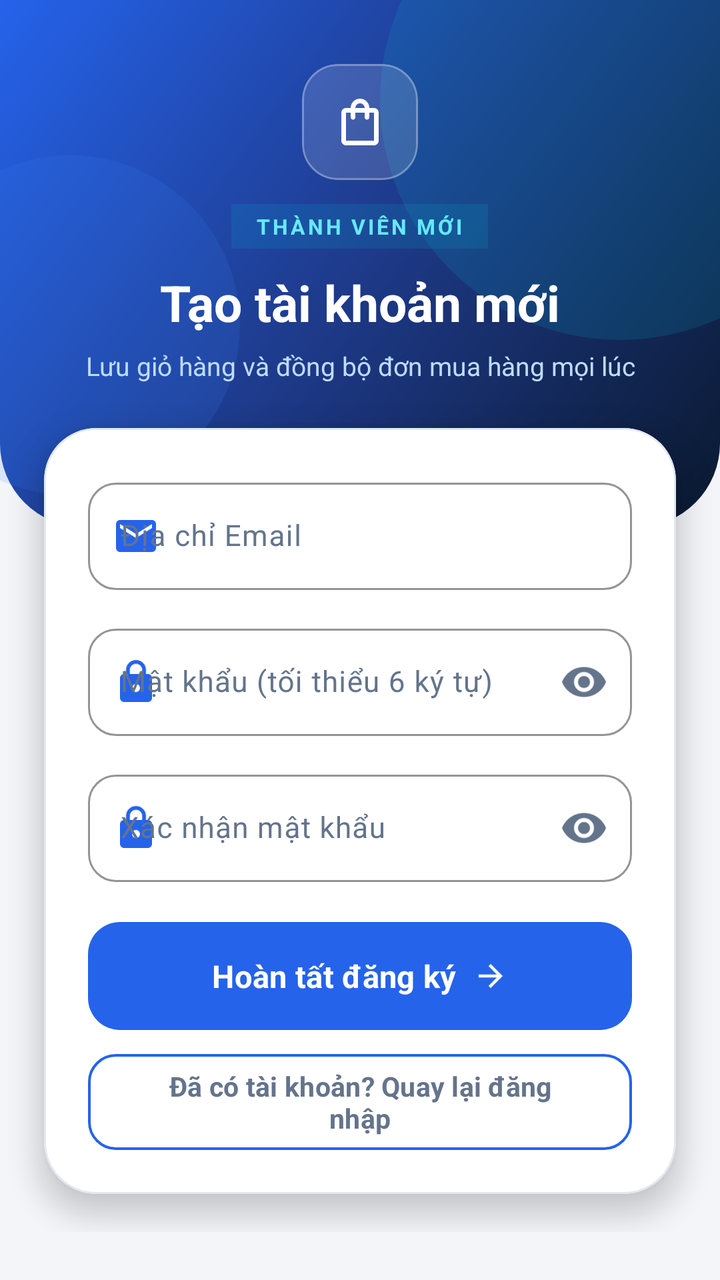
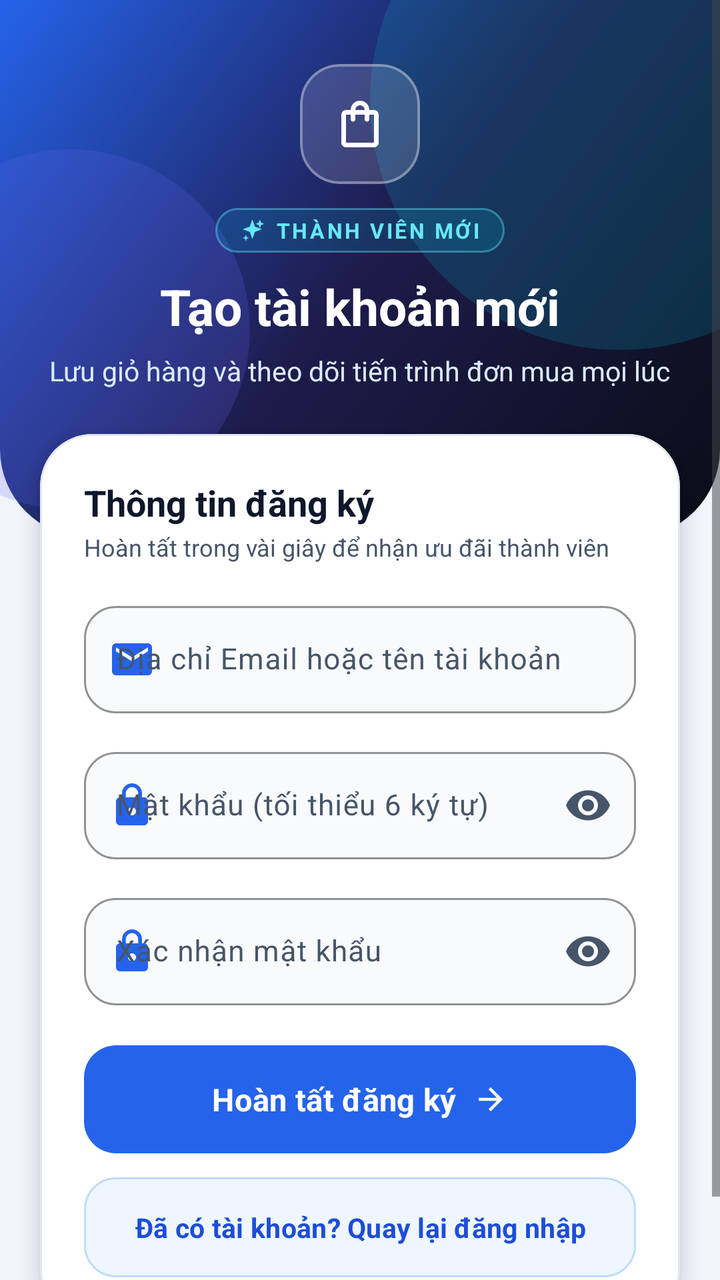

Before-and-after screenshots of an Android layout around one commit, followed by the original layout XML and the change that was made.
<!-- AndroidManifest.xml: application theme Theme.MyApplication -->
<!-- res/layout/activity_register.xml -->
<?xml version="1.0" encoding="utf-8"?>
<ScrollView xmlns:android="http://schemas.android.com/apk/res/android"
    xmlns:app="http://schemas.android.com/apk/res-auto"
    xmlns:tools="http://schemas.android.com/tools"
    android:id="@+id/rootRegister"
    android:layout_width="match_parent"
    android:layout_height="match_parent"
    android:background="@color/screen_background"
    android:fillViewport="true"
    android:overScrollMode="never"
    tools:ignore="HardcodedText,TextContrastCheck">

    <LinearLayout
        android:layout_width="match_parent"
        android:layout_height="wrap_content"
        android:orientation="vertical"
        android:paddingBottom="24dp">

        
        <LinearLayout
            android:id="@+id/authHeader"
            android:layout_width="match_parent"
            android:layout_height="wrap_content"
            android:background="@drawable/bg_auth_top_header"
            android:gravity="center_horizontal"
            android:orientation="vertical"
            android:paddingStart="24dp"
            android:paddingTop="32dp"
            android:paddingEnd="24dp"
            android:paddingBottom="72dp">

            <com.google.android.material.card.MaterialCardView
                android:layout_width="58dp"
                android:layout_height="58dp"
                app:cardBackgroundColor="#24FFFFFF"
                app:cardCornerRadius="18dp"
                app:cardElevation="0dp"
                app:strokeColor="#4DFFFFFF"
                app:strokeWidth="1dp">

                <ImageView
                    android:layout_width="28dp"
                    android:layout_height="28dp"
                    android:layout_gravity="center"
                    android:contentDescription="Logo cửa hàng"
                    android:src="@drawable/ic_store_24" />
            </com.google.android.material.card.MaterialCardView>

            <TextView
                android:layout_width="wrap_content"
                android:layout_height="wrap_content"
                android:layout_marginTop="12dp"
                android:background="#2606B6D4"
                android:letterSpacing="0.12"
                android:paddingStart="12dp"
                android:paddingTop="4dp"
                android:paddingEnd="12dp"
                android:paddingBottom="4dp"
                android:text="THÀNH VIÊN MỚI"
                android:textColor="#67E8F9"
                android:textSize="10.5sp"
                android:textStyle="bold" />

            <TextView
                android:layout_width="wrap_content"
                android:layout_height="wrap_content"
                android:layout_marginTop="10dp"
                android:text="Tạo tài khoản mới"
                android:textColor="@color/white"
                android:textSize="25sp"
                android:textStyle="bold" />

            <TextView
                android:layout_width="wrap_content"
                android:layout_height="wrap_content"
                android:layout_marginTop="6dp"
                android:gravity="center"
                android:text="Lưu giỏ hàng và đồng bộ đơn mua hàng mọi lúc"
                android:textColor="#BFDBFE"
                android:textSize="13sp" />
        </LinearLayout>

        <com.google.android.material.card.MaterialCardView
            android:layout_width="match_parent"
            android:layout_height="wrap_content"
            android:layout_marginStart="22dp"
            android:layout_marginTop="-50dp"
            android:layout_marginEnd="22dp"
            app:cardBackgroundColor="@color/surface"
            app:cardCornerRadius="26dp"
            app:cardElevation="8dp"
            app:strokeColor="@color/border"
            app:strokeWidth="1dp">

            <LinearLayout
                android:layout_width="match_parent"
                android:layout_height="wrap_content"
                android:orientation="vertical"
                android:padding="22dp">

                <com.google.android.material.textfield.TextInputLayout
                    android:id="@+id/tilRegUser"
                    style="@style/Widget.Material3.TextInputLayout.OutlinedBox"
                    android:layout_width="match_parent"
                    android:layout_height="wrap_content"
                    android:layout_marginBottom="14dp"
                    android:hint="Địa chỉ Email"
                    app:boxCornerRadiusBottomEnd="14dp"
                    app:boxCornerRadiusBottomStart="14dp"
                    app:boxCornerRadiusTopEnd="14dp"
                    app:boxCornerRadiusTopStart="14dp"
                    app:boxStrokeColor="@color/primary"
                    app:endIconMode="clear_text"
                    app:hintTextColor="@color/primary"
                    app:startIconDrawable="@drawable/ic_email_24"
                    app:startIconTint="@color/primary">

                    <com.google.android.material.textfield.TextInputEditText
                        android:id="@+id/edtRegUser"
                        android:layout_width="match_parent"
                        android:layout_height="wrap_content"
                        android:importantForAutofill="no"
                        android:inputType="textEmailAddress"
                        android:textColor="@color/ink"
                        android:textSize="14.5sp" />
                </com.google.android.material.textfield.TextInputLayout>

                <com.google.android.material.textfield.TextInputLayout
                    android:id="@+id/tilRegPass"
                    style="@style/Widget.Material3.TextInputLayout.OutlinedBox"
                    android:layout_width="match_parent"
                    android:layout_height="wrap_content"
                    android:layout_marginBottom="14dp"
                    android:hint="Mật khẩu (tối thiểu 6 ký tự)"
                    app:boxCornerRadiusBottomEnd="14dp"
                    app:boxCornerRadiusBottomStart="14dp"
                    app:boxCornerRadiusTopEnd="14dp"
                    app:boxCornerRadiusTopStart="14dp"
                    app:boxStrokeColor="@color/primary"
                    app:endIconMode="password_toggle"
                    app:endIconTint="@color/text_secondary"
                    app:errorIconDrawable="@null"
                    app:hintTextColor="@color/primary"
                    app:startIconDrawable="@drawable/ic_lock_24"
                    app:startIconTint="@color/primary">

                    <com.google.android.material.textfield.TextInputEditText
                        android:id="@+id/edtRegPass"
                        android:layout_width="match_parent"
                        android:layout_height="wrap_content"
                        android:importantForAutofill="no"
                        android:inputType="textPassword"
                        android:textColor="@color/ink"
                        android:textSize="14.5sp" />
                </com.google.android.material.textfield.TextInputLayout>

                <com.google.android.material.textfield.TextInputLayout
                    android:id="@+id/tilRegConfirmPass"
                    style="@style/Widget.Material3.TextInputLayout.OutlinedBox"
                    android:layout_width="match_parent"
                    android:layout_height="wrap_content"
                    android:layout_marginBottom="20dp"
                    android:hint="Xác nhận mật khẩu"
                    app:boxCornerRadiusBottomEnd="14dp"
                    app:boxCornerRadiusBottomStart="14dp"
                    app:boxCornerRadiusTopEnd="14dp"
                    app:boxCornerRadiusTopStart="14dp"
                    app:boxStrokeColor="@color/primary"
                    app:endIconMode="password_toggle"
                    app:endIconTint="@color/text_secondary"
                    app:errorIconDrawable="@null"
                    app:hintTextColor="@color/primary"
                    app:startIconDrawable="@drawable/ic_lock_24"
                    app:startIconTint="@color/primary">

                    <com.google.android.material.textfield.TextInputEditText
                        android:id="@+id/edtRegConfirmPass"
                        android:layout_width="match_parent"
                        android:layout_height="wrap_content"
                        android:importantForAutofill="no"
                        android:inputType="textPassword"
                        android:textColor="@color/ink"
                        android:textSize="14.5sp" />
                </com.google.android.material.textfield.TextInputLayout>

                <com.google.android.material.button.MaterialButton
                    android:id="@+id/btnRegister"
                    android:layout_width="match_parent"
                    android:layout_height="54dp"
                    android:insetTop="0dp"
                    android:insetBottom="0dp"
                    android:text="Hoàn tất đăng ký"
                    android:textAllCaps="false"
                    android:textColor="@color/white"
                    android:textSize="15.5sp"
                    android:textStyle="bold"
                    app:backgroundTint="@color/primary"
                    app:cornerRadius="16dp"
                    app:icon="@drawable/ic_arrow_right_24"
                    app:iconGravity="textEnd"
                    app:iconPadding="8dp"
                    app:iconSize="18dp"
                    app:iconTint="@color/white" />

                <com.google.android.material.button.MaterialButton
                    android:id="@+id/tvBackToLogin"
                    style="@style/Widget.Material3.Button.OutlinedButton"
                    android:layout_width="match_parent"
                    android:layout_height="48dp"
                    android:layout_marginTop="12dp"
                    android:insetTop="0dp"
                    android:insetBottom="0dp"
                    android:text="Đã có tài khoản? Quay lại đăng nhập"
                    android:textAllCaps="false"
                    android:textColor="@color/text_secondary"
                    android:textSize="13.5sp"
                    android:textStyle="bold"
                    app:cornerRadius="14dp"
                    app:strokeColor="@color/primary"
                    app:strokeWidth="1.2dp" />
            </LinearLayout>
        </com.google.android.material.card.MaterialCardView>

    </LinearLayout>
</ScrollView>
<!-- resources referenced by this layout -->
<resources>
  <color name="border">#E2E8F0</color>
  <color name="ink">#0F172A</color>
  <color name="primary">#2563EB</color>
  <color name="screen_background">#F4F5F9</color>
  <color name="surface">#FFFFFFFF</color>
  <color name="text_secondary">#64748B</color>
  <color name="white">#FFFFFFFF</color>
  <!-- drawable bg_auth_top_header (drawable) -->
  <?xml version="1.0" encoding="utf-8"?>
  <layer-list xmlns:android="http://schemas.android.com/apk/res/android">
      
      <item>
          <shape android:shape="rectangle">
              <gradient
                  android:angle="135"
                  android:centerColor="#1E3A8A"
                  android:endColor="#2563EB"
                  android:startColor="#0A192F"
                  android:type="linear" />
              <corners
                  android:bottomLeftRadius="42dp"
                  android:bottomRightRadius="42dp" />
          </shape>
      </item>
  
      
      <item
          android:width="240dp"
          android:height="240dp"
          android:gravity="top|end"
          android:right="-70dp"
          android:top="-70dp">
          <shape android:shape="oval">
              <solid android:color="#2406B6D4" />
          </shape>
      </item>
  
      
      <item
          android:width="170dp"
          android:height="170dp"
          android:gravity="bottom|start"
          android:left="-50dp"
          android:bottom="16dp">
          <shape android:shape="oval">
              <solid android:color="#263B82F6" />
          </shape>
      </item>
  </layer-list>
  <style name="Base.Theme.MyApplication" parent="Theme.Material3.Light.NoActionBar">
          <item name="colorPrimary">@color/primary</item>
          <item name="colorOnPrimary">@color/white</item>
          <item name="colorPrimaryContainer">@color/primary_soft</item>
          <item name="colorOnPrimaryContainer">@color/primary_dark</item>
          <item name="colorSecondaryContainer">@color/primary_soft</item>
          <item name="colorOnSecondaryContainer">@color/primary_dark</item>
          <item name="colorSurface">@color/surface</item>
          <item name="colorOnSurface">@color/ink</item>
          <item name="colorSurfaceVariant">@color/surface_subtle</item>
          <item name="colorOnSurfaceVariant">@color/text_secondary</item>
          <item name="colorOutline">@color/border_strong</item>
          <item name="elevationOverlayEnabled">false</item>
          <item name="android:fontFamily">sans-serif</item>
          <item name="android:windowLightStatusBar">true</item>
          <item name="android:statusBarColor">@color/screen_background</item>
          <item name="android:navigationBarColor">@color/screen_background</item>
          <item name="android:windowLightNavigationBar" tools:targetApi="27">true</item>
          <item name="android:windowActionModeOverlay">true</item>
      </style>
  <color name="primary_dark">#1D4ED8</color>
  <color name="surface_subtle">#F1F5F9</color>
  <!-- unchanged entries left out for length: 7 -->
</resources>

<!-- the commit's change to res/layout/activity_register.xml (unified diff, before → after) -->
@@ -27,16 +27,16 @@
             android:paddingStart="24dp"
             android:paddingTop="32dp"
             android:paddingEnd="24dp"
-            android:paddingBottom="72dp">
+            android:paddingBottom="74dp">
 
             <com.google.android.material.card.MaterialCardView
-                android:layout_width="58dp"
-                android:layout_height="58dp"
+                android:layout_width="60dp"
+                android:layout_height="60dp"
                 app:cardBackgroundColor="#24FFFFFF"
-                app:cardCornerRadius="18dp"
+                app:cardCornerRadius="20dp"
                 app:cardElevation="0dp"
-                app:strokeColor="#4DFFFFFF"
-                app:strokeWidth="1dp">
+                app:strokeColor="#59FFFFFF"
+                app:strokeWidth="1.2dp">
 
                 <ImageView
                     android:layout_width="28dp"
@@ -46,20 +46,35 @@
                     android:src="@drawable/ic_store_24" />
             </com.google.android.material.card.MaterialCardView>
 
-            <TextView
+            <LinearLayout
                 android:layout_width="wrap_content"
                 android:layout_height="wrap_content"
                 android:layout_marginTop="12dp"
-                android:background="#2606B6D4"
-                android:letterSpacing="0.12"
+                android:background="@drawable/bg_badge_glass_cyan"
+                android:gravity="center_vertical"
+                android:orientation="horizontal"
                 android:paddingStart="12dp"
                 android:paddingTop="4dp"
                 android:paddingEnd="12dp"
-                android:paddingBottom="4dp"
-                android:text="THÀNH VIÊN MỚI"
-                android:textColor="#67E8F9"
-                android:textSize="10.5sp"
-                android:textStyle="bold" />
+                android:paddingBottom="4dp">
+
+                <ImageView
+                    android:layout_width="13dp"
+                    android:layout_height="13dp"
+                    android:importantForAccessibility="no"
+                    android:src="@drawable/ic_sparkles_24"
+                    app:tint="#67E8F9" />
+
+                <TextView
+                    android:layout_width="wrap_content"
+                    android:layout_height="wrap_content"
+                    android:layout_marginStart="5dp"
+                    android:letterSpacing="0.11"
+                    android:text="THÀNH VIÊN MỚI"
+                    android:textColor="#67E8F9"
+                    android:textSize="10.5sp"
+                    android:textStyle="bold" />
+            </LinearLayout>
 
             <TextView
                 android:layout_width="wrap_content"
@@ -75,20 +90,21 @@
                 android:layout_height="wrap_content"
                 android:layout_marginTop="6dp"
                 android:gravity="center"
-                android:text="Lưu giỏ hàng và đồng bộ đơn mua hàng mọi lúc"
-                android:textColor="#BFDBFE"
-                android:textSize="13sp" />
+                android:text="Lưu giỏ hàng và theo dõi tiến trình đơn mua mọi lúc"
+                android:textColor="#DBEAFE"
+                android:textSize="13.5sp" />
         </LinearLayout>
 
         <com.google.android.material.card.MaterialCardView
+            android:id="@+id/cardRegisterForm"
             android:layout_width="match_parent"
             android:layout_height="wrap_content"
-            android:layout_marginStart="22dp"
-            android:layout_marginTop="-50dp"
-            android:layout_marginEnd="22dp"
+            android:layout_marginStart="20dp"
+            android:layout_marginTop="-52dp"
+            android:layout_marginEnd="20dp"
             app:cardBackgroundColor="@color/surface"
             app:cardCornerRadius="26dp"
-            app:cardElevation="8dp"
+            app:cardElevation="6dp"
             app:strokeColor="@color/border"
             app:strokeWidth="1dp">
 
@@ -97,6 +113,23 @@
                 android:layout_height="wrap_content"
                 android:orientation="vertical"
                 android:padding="22dp">
+
+                <TextView
+                    android:layout_width="wrap_content"
+                    android:layout_height="wrap_content"
+                    android:text="Thông tin đăng ký"
+                    android:textColor="@color/ink"
+                    android:textSize="18sp"
+                    android:textStyle="bold" />
+
+                <TextView
+                    android:layout_width="wrap_content"
+                    android:layout_height="wrap_content"
+                    android:layout_marginTop="2dp"
+                    android:layout_marginBottom="16dp"
+                    android:text="Hoàn tất trong vài giây để nhận ưu đãi thành viên"
+                    android:textColor="@color/text_secondary"
+                    android:textSize="12sp" />
 
                 <com.google.android.material.textfield.TextInputLayout
                     android:id="@+id/tilRegUser"
@@ -104,11 +137,12 @@
                     android:layout_width="match_parent"
                     android:layout_height="wrap_content"
                     android:layout_marginBottom="14dp"
-                    android:hint="Địa chỉ Email"
-                    app:boxCornerRadiusBottomEnd="14dp"
-                    app:boxCornerRadiusBottomStart="14dp"
-                    app:boxCornerRadiusTopEnd="14dp"
-                    app:boxCornerRadiusTopStart="14dp"
+                    android:hint="Địa chỉ Email hoặc tên tài khoản"
+                    app:boxBackgroundColor="#F8FAFC"
+                    app:boxCornerRadiusBottomEnd="16dp"
+                    app:boxCornerRadiusBottomStart="16dp"
+                    app:boxCornerRadiusTopEnd="16dp"
+                    app:boxCornerRadiusTopStart="16dp"
                     app:boxStrokeColor="@color/primary"
                     app:endIconMode="clear_text"
                     app:hintTextColor="@color/primary"
@@ -132,10 +166,11 @@
                     android:layout_height="wrap_content"
                     android:layout_marginBottom="14dp"
                     android:hint="Mật khẩu (tối thiểu 6 ký tự)"
-                    app:boxCornerRadiusBottomEnd="14dp"
-                    app:boxCornerRadiusBottomStart="14dp"
-                    app:boxCornerRadiusTopEnd="14dp"
-                    app:boxCornerRadiusTopStart="14dp"
+                    app:boxBackgroundColor="#F8FAFC"
+                    app:boxCornerRadiusBottomEnd="16dp"
+                    app:boxCornerRadiusBottomStart="16dp"
+                    app:boxCornerRadiusTopEnd="16dp"
+                    app:boxCornerRadiusTopStart="16dp"
                     app:boxStrokeColor="@color/primary"
                     app:endIconMode="password_toggle"
                     app:endIconTint="@color/text_secondary"
@@ -161,10 +196,11 @@
                     android:layout_height="wrap_content"
                     android:layout_marginBottom="20dp"
                     android:hint="Xác nhận mật khẩu"
-                    app:boxCornerRadiusBottomEnd="14dp"
-                    app:boxCornerRadiusBottomStart="14dp"
-                    app:boxCornerRadiusTopEnd="14dp"
-                    app:boxCornerRadiusTopStart="14dp"
+                    app:boxBackgroundColor="#F8FAFC"
+                    app:boxCornerRadiusBottomEnd="16dp"
+                    app:boxCornerRadiusBottomStart="16dp"
+                    app:boxCornerRadiusTopEnd="16dp"
+                    app:boxCornerRadiusTopStart="16dp"
                     app:boxStrokeColor="@color/primary"
                     app:endIconMode="password_toggle"
                     app:endIconTint="@color/text_secondary"
@@ -204,20 +240,21 @@
 
                 <com.google.android.material.button.MaterialButton
                     android:id="@+id/tvBackToLogin"
-                    style="@style/Widget.Material3.Button.OutlinedButton"
-                    android:layout_width="match_parent"
-                    android:layout_height="48dp"
+                    style="@style/Widget.Material3.Button.TonalButton"
+                    android:layout_width="match_parent"
+                    android:layout_height="50dp"
                     android:layout_marginTop="12dp"
                     android:insetTop="0dp"
                     android:insetBottom="0dp"
                     android:text="Đã có tài khoản? Quay lại đăng nhập"
                     android:textAllCaps="false"
-                    android:textColor="@color/text_secondary"
+                    android:textColor="@color/primary_dark"
                     android:textSize="13.5sp"
                     android:textStyle="bold"
-                    app:cornerRadius="14dp"
-                    app:strokeColor="@color/primary"
-                    app:strokeWidth="1.2dp" />
+                    app:backgroundTint="@color/primary_soft"
+                    app:cornerRadius="16dp"
+                    app:strokeColor="#BFDBFE"
+                    app:strokeWidth="1dp" />
             </LinearLayout>
         </com.google.android.material.card.MaterialCardView>
 
<!-- resource entries referenced after the edit -->
@@ -3,9 +3,9 @@
   <color name="border">#E2E8F0</color>
   <color name="ink">#0F172A</color>
   <color name="primary">#2563EB</color>
-  <color name="screen_background">#F4F5F9</color>
+  <color name="screen_background">#F2F5FC</color>
   <color name="surface">#FFFFFFFF</color>
-  <color name="text_secondary">#64748B</color>
+  <color name="text_secondary">#475569</color>
   <color name="white">#FFFFFFFF</color>
   <!-- drawable bg_auth_top_header (drawable) -->
   <?xml version="1.0" encoding="utf-8"?>
@@ -15,46 +15,68 @@
           <shape android:shape="rectangle">
               <gradient
                   android:angle="135"
-                  android:centerColor="#1E3A8A"
+                  android:centerColor="#1E1B4B"
                   android:endColor="#2563EB"
-                  android:startColor="#0A192F"
+                  android:startColor="#090D16"
                   android:type="linear" />
               <corners
-                  android:bottomLeftRadius="42dp"
-                  android:bottomRightRadius="42dp" />
+                  android:bottomLeftRadius="44dp"
+                  android:bottomRightRadius="44dp" />
           </shape>
       </item>
   
       
       <item
-          android:width="240dp"
-          android:height="240dp"
+          android:width="250dp"
+          android:height="250dp"
           android:gravity="top|end"
-          android:right="-70dp"
-          android:top="-70dp">
+          android:right="-75dp"
+          android:top="-75dp">
           <shape android:shape="oval">
-              <solid android:color="#2406B6D4" />
+              <solid android:color="#2E06B6D4" />
           </shape>
       </item>
   
       
       <item
-          android:width="170dp"
-          android:height="170dp"
+          android:width="180dp"
+          android:height="180dp"
+          android:bottom="14dp"
           android:gravity="bottom|start"
-          android:left="-50dp"
-          android:bottom="16dp">
+          android:left="-55dp">
           <shape android:shape="oval">
-              <solid android:color="#263B82F6" />
+              <solid android:color="#336366F1" />
           </shape>
       </item>
   </layer-list>
+  <!-- drawable bg_badge_glass_cyan (drawable) -->
+  <?xml version="1.0" encoding="utf-8"?>
+  <shape xmlns:android="http://schemas.android.com/apk/res/android" android:shape="rectangle">
+      <solid android:color="#2906B6D4" />
+      <stroke
+          android:width="1dp"
+          android:color="#6667E8F9" />
+      <corners android:radius="100dp" />
+  </shape>
+  <!-- drawable ic_sparkles_24 (drawable) -->
+  <?xml version="1.0" encoding="utf-8"?>
+  <vector xmlns:android="http://schemas.android.com/apk/res/android"
+      android:width="24dp"
+      android:height="24dp"
+      android:viewportWidth="24"
+      android:viewportHeight="24">
+      <path
+          android:fillColor="#FFFFFF"
+          android:pathData="M12,2L14.4,8.6L21,11L14.4,13.4L12,20L9.6,13.4L3,11L9.6,8.6L12,2ZM19,2L20.1,4.9L23,6L20.1,7.1L19,10L17.9,7.1L15,6L17.9,4.9L19,2ZM6,16L6.8,18.2L9,19L6.8,19.8L6,22L5.2,19.8L3,19L5.2,18.2L6,16Z" />
+  </vector>
   <style name="Base.Theme.MyApplication" parent="Theme.Material3.Light.NoActionBar">
           <item name="colorPrimary">@color/primary</item>
           <item name="colorOnPrimary">@color/white</item>
           <item name="colorPrimaryContainer">@color/primary_soft</item>
           <item name="colorOnPrimaryContainer">@color/primary_dark</item>
-          <item name="colorSecondaryContainer">@color/primary_soft</item>
+          <item name="colorSecondary">@color/accent_indigo</item>
+          <item name="colorOnSecondary">@color/white</item>
+          <item name="colorSecondaryContainer">@color/accent_indigo_soft</item>
           <item name="colorOnSecondaryContainer">@color/primary_dark</item>
           <item name="colorSurface">@color/surface</item>
           <item name="colorOnSurface">@color/ink</item>
@@ -69,8 +91,10 @@
           <item name="android:windowLightNavigationBar" tools:targetApi="27">true</item>
           <item name="android:windowActionModeOverlay">true</item>
       </style>
+  <color name="accent_indigo">#4F46E5</color>
+  <color name="accent_indigo_soft">#EEF2FF</color>
   <color name="primary_dark">#1D4ED8</color>
-  <color name="surface_subtle">#F1F5F9</color>
+  <color name="surface_subtle">#EEF2FA</color>
   <!-- unchanged entries left out for length: 7 -->
 </resources>
 
